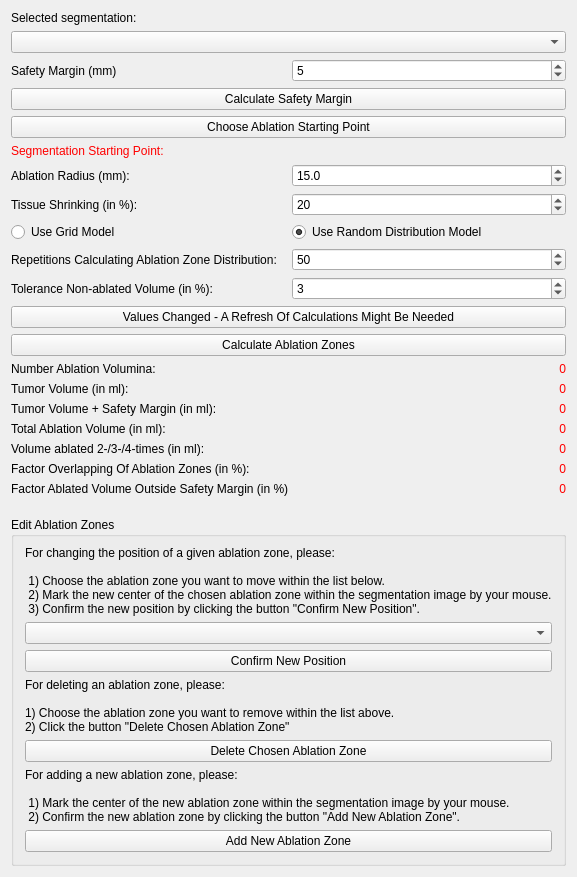
Qt form Plugins/org.mitk.gui.qt.ablationplanning/src/internal/QmitkAblationPlanningViewControls.ui (alaansheikhani/MITK) before a commit.
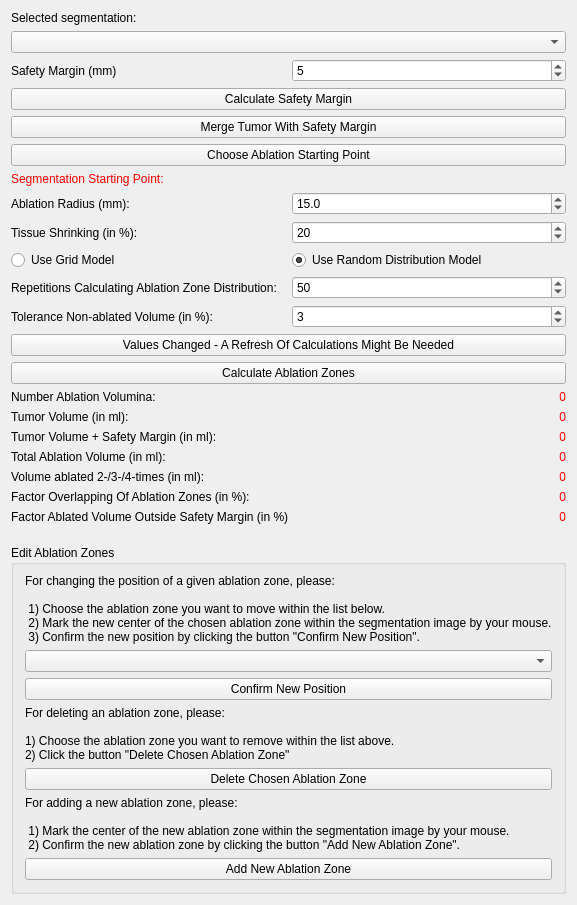
The same form after that commit. Icons and pictures are not drawn. Custom widgets are drawn as their Qt base class.

Commit message: Added a feature to merge tumor and security margin to do some tests

```diff
--- a/Plugins/org.mitk.gui.qt.ablationplanning/src/internal/QmitkAblationPlanningViewControls.ui
+++ b/Plugins/org.mitk.gui.qt.ablationplanning/src/internal/QmitkAblationPlanningViewControls.ui
@@ -71,6 +71,13 @@
      </property>
     </widget>
    </item>
+   <item>
+    <widget class="QPushButton" name="mergeTumor">
+     <property name="text">
+      <string>Merge Tumor With Safety Margin</string>
+     </property>
+    </widget>
+   </item>
    <item>
     <widget class="QPushButton" name="ablationStartingPointPushButton">
      <property name="toolTip">
```
The commit also changes 4 other files.
